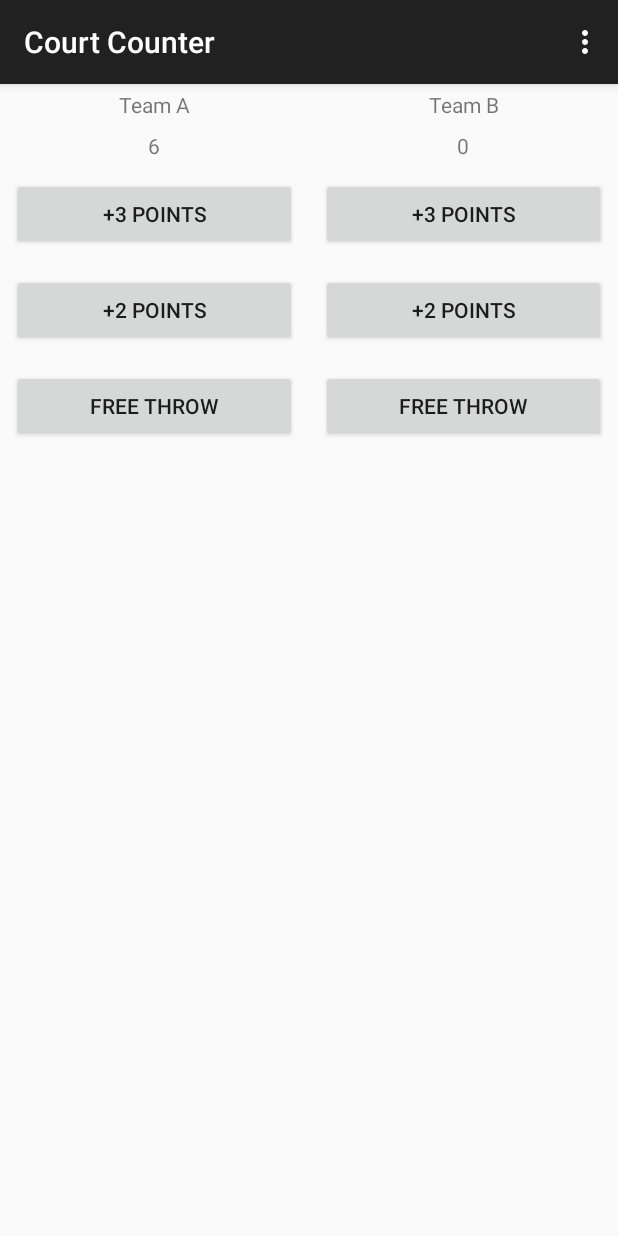
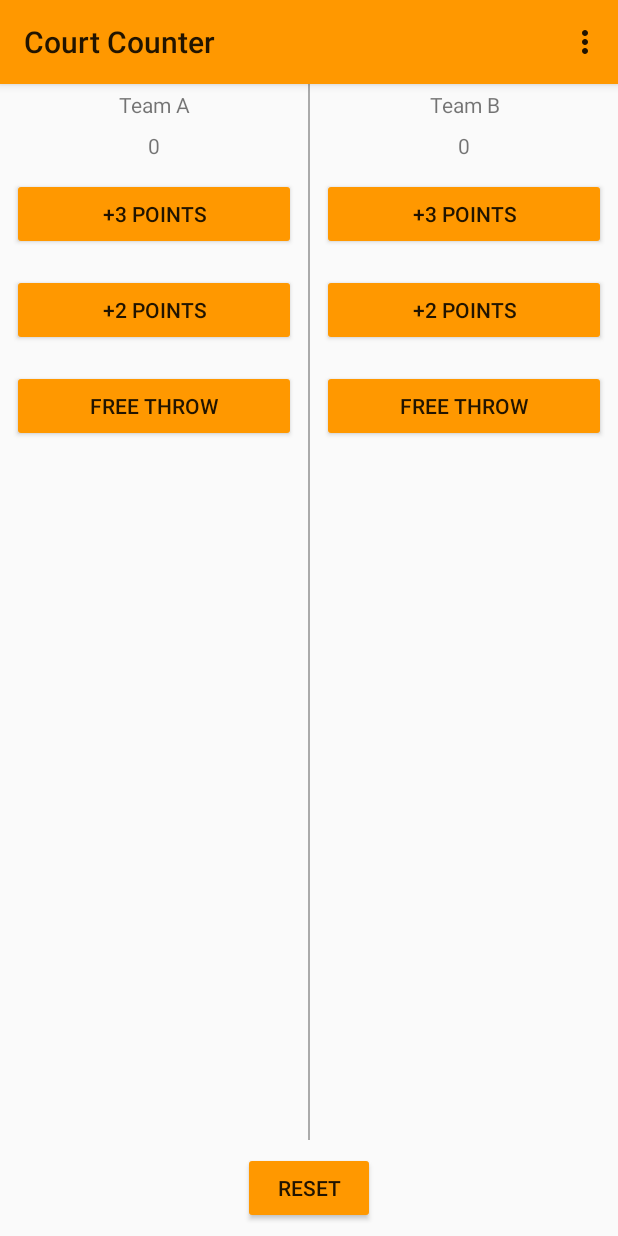
Before and after one commit to Ucamo/CourtCounter, an Android app: the screen it shows after launch (MainActivity), in the options menu, after a tap on "Settings", on a phone screen of 412 x 824 dp. Run offline under Robolectric (Android 15) with nearby library versions, the phone set to English and light mode, and no system bars.

Commit message:
added a reset button

```diff
--- a/app/src/main/java/com/example/android/courtcounter/MainActivity.java
+++ b/app/src/main/java/com/example/android/courtcounter/MainActivity.java
@@ -86,4 +86,11 @@ public class MainActivity extends AppCompatActivity {
         scoreTeamB=scoreTeamB+score;
         displayForTeamB(scoreTeamB);
     }
+
+    public void resetScore(View v){
+        scoreTeamA=0;
+        scoreTeamB=0;
+        displayForTeamA(scoreTeamA);
+        displayForTeamB(scoreTeamB);
+    }
 }
--- a/app/src/main/res/layout/activity_main.xml
+++ b/app/src/main/res/layout/activity_main.xml
@@ -1,6 +1,12 @@
 <LinearLayout xmlns:android="http://schemas.android.com/apk/res/android"
     xmlns:tools="http://schemas.android.com/tools" android:layout_width="match_parent"
     android:layout_height="match_parent"
+    android:orientation="vertical">
+
+<LinearLayout
+    android:layout_weight="1"
+    android:layout_width="match_parent"
+    android:layout_height="0dp"
     android:orientation="horizontal">
 
 <LinearLayout
@@ -40,6 +46,10 @@
         android:layout_margin="8dp"
         android:onClick="add1PointsForTeamA"/>
 </LinearLayout>
+    <View
+        android:layout_width="1dp"
+        android:background="@android:color/darker_gray"
+        android:layout_height="match_parent"></View>
     <LinearLayout
         android:layout_weight="1"
         android:layout_width="0dp"
@@ -78,3 +88,12 @@
             android:onClick="add1PointsForTeamB"/>
     </LinearLayout>
 </LinearLayout>
+
+    <Button
+        android:layout_gravity="center_horizontal"
+        android:layout_width="wrap_content"
+        android:layout_height="wrap_content"
+        android:text="Reset"
+        android:layout_margin="8dp"
+        android:onClick="resetScore"/>
+</LinearLayout>
--- a/app/src/main/res/values/styles.xml
+++ b/app/src/main/res/values/styles.xml
@@ -1,8 +1,9 @@
 <resources>
-
     <!-- Base application theme. -->
-    <style name="AppTheme" parent="Theme.AppCompat.Light.DarkActionBar">
-        <!-- Customize your theme here. -->
+    <style name="AppTheme" parent="Theme.AppCompat.Light">
+        <!-- Primary theme color of the app (sets background color of app bar) -->
+        <item name="colorPrimary">#FF9800</item>
+        <!-- Background color of buttons in the app -->
+        <item name="colorButtonNormal">#FF9800</item>
     </style>
-
 </resources>
```
